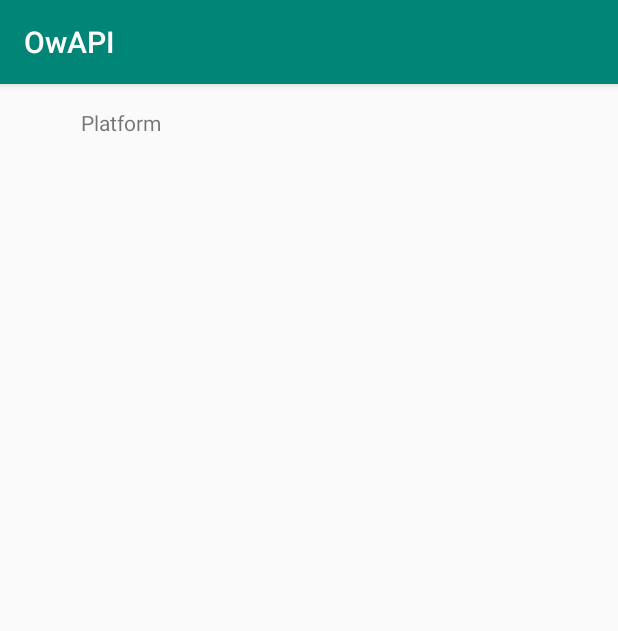
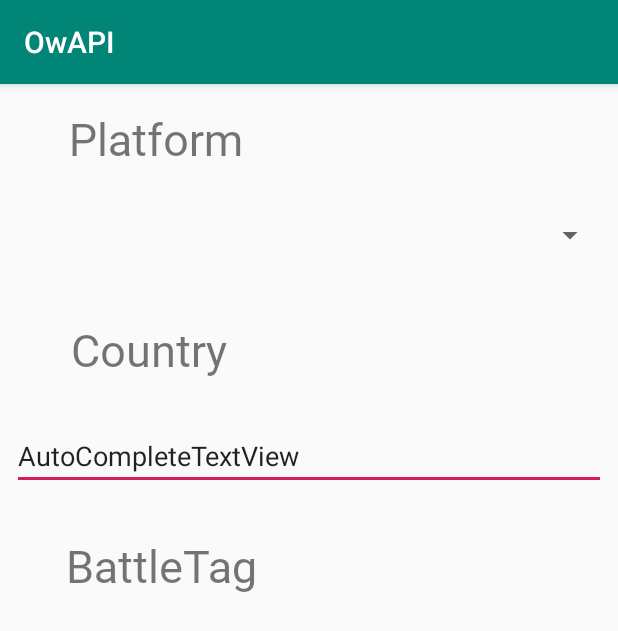
Before and after one commit to jfez/OwAPI, an Android app: the screen it shows after launch (MainActivity), on a phone screen of 412 x 824 dp. Shown: the top 631 px of the screen. Run offline under Robolectric (Android 15) with nearby library versions, the phone set to English and light mode, and no system bars.

Commit message:
Inicio clase (al menos hicimos la database de los países)

```diff
--- a/app/src/main/res/layout/activity_main.xml
+++ b/app/src/main/res/layout/activity_main.xml
@@ -18,10 +18,77 @@
         android:layout_marginEnd="8dp"
         android:layout_marginRight="8dp"
         android:text="Platform"
+        android:textSize="30sp"
+        app:fontFamily="@font/koverwatch"
         app:layout_constraintEnd_toEndOf="parent"
         app:layout_constraintHorizontal_bias="0.135"
         app:layout_constraintStart_toStartOf="parent"
         app:layout_constraintTop_toTopOf="parent"
         tools:text="Platform" />
 
+    <TextView
+        android:id="@+id/textView7"
+        android:layout_width="wrap_content"
+        android:layout_height="wrap_content"
+        android:layout_marginStart="8dp"
+        android:layout_marginLeft="8dp"
+        android:layout_marginTop="44dp"
+        android:layout_marginEnd="8dp"
+        android:layout_marginRight="8dp"
+        android:text="Country"
+        android:textSize="30sp"
+        app:fontFamily="@font/koverwatch"
+        app:layout_constraintEnd_toEndOf="parent"
+        app:layout_constraintHorizontal_bias="0.135"
+        app:layout_constraintStart_toStartOf="parent"
+        app:layout_constraintTop_toBottomOf="@+id/spinner"
+        tools:text="Country" />
+
+    <TextView
+        android:id="@+id/textView8"
+        android:layout_width="wrap_content"
+        android:layout_height="wrap_content"
+        android:layout_marginStart="8dp"
+        android:layout_marginLeft="8dp"
+        android:layout_marginTop="188dp"
+        android:layout_marginEnd="8dp"
+        android:layout_marginRight="8dp"
+        android:text="BattleTag"
+        android:textSize="30sp"
+        app:fontFamily="@font/koverwatch"
+        app:layout_constraintEnd_toEndOf="parent"
+        app:layout_constraintHorizontal_bias="0.134"
+        app:layout_constraintStart_toStartOf="parent"
+        app:layout_constraintTop_toBottomOf="@+id/spinner"
+        tools:text="BattleTag" />
+
+    <Spinner
+        android:id="@+id/spinner"
+        android:layout_width="0dp"
+        android:layout_height="wrap_content"
+        android:layout_marginStart="8dp"
+        android:layout_marginLeft="8dp"
+        android:layout_marginTop="32dp"
+        android:layout_marginEnd="8dp"
+        android:layout_marginRight="8dp"
+        app:layout_constraintEnd_toEndOf="parent"
+        app:layout_constraintHorizontal_bias="0.0"
+        app:layout_constraintStart_toStartOf="parent"
+        app:layout_constraintTop_toBottomOf="@+id/textView5" />
+
+    <AutoCompleteTextView
+        android:id="@+id/autoCompleteTextView2"
+        android:layout_width="0dp"
+        android:layout_height="wrap_content"
+        android:layout_marginStart="8dp"
+        android:layout_marginLeft="8dp"
+        android:layout_marginTop="28dp"
+        android:layout_marginEnd="8dp"
+        android:layout_marginRight="8dp"
+        android:text="AutoCompleteTextView"
+        app:layout_constraintEnd_toEndOf="parent"
+        app:layout_constraintHorizontal_bias="0.222"
+        app:layout_constraintStart_toStartOf="parent"
+        app:layout_constraintTop_toBottomOf="@+id/textView7" />
+
 </androidx.constraintlayout.widget.ConstraintLayout>
```
